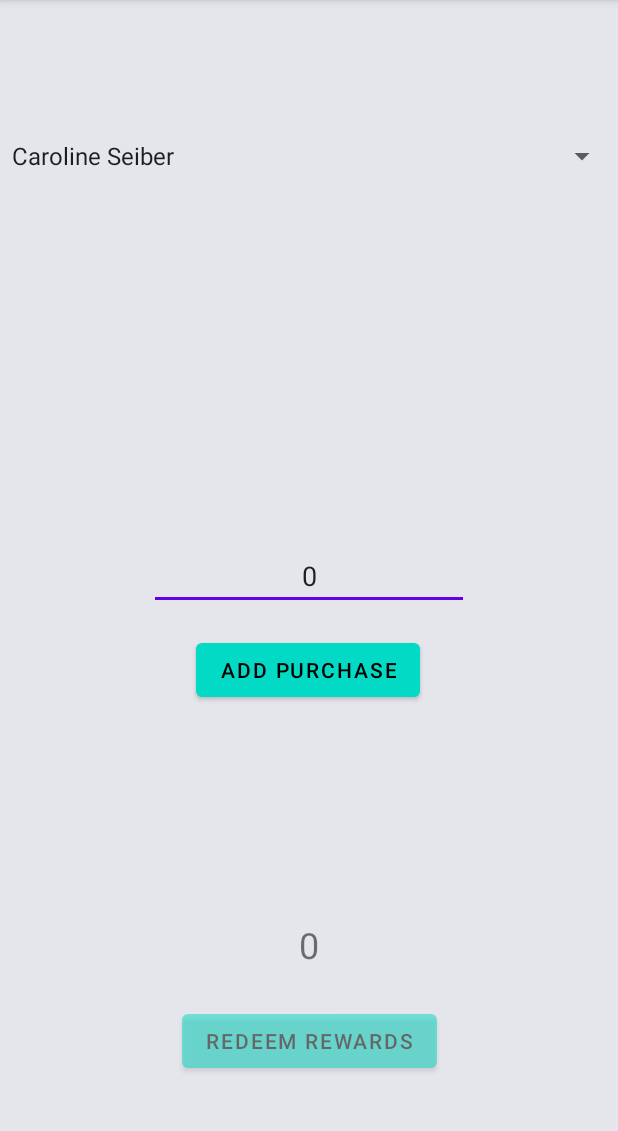
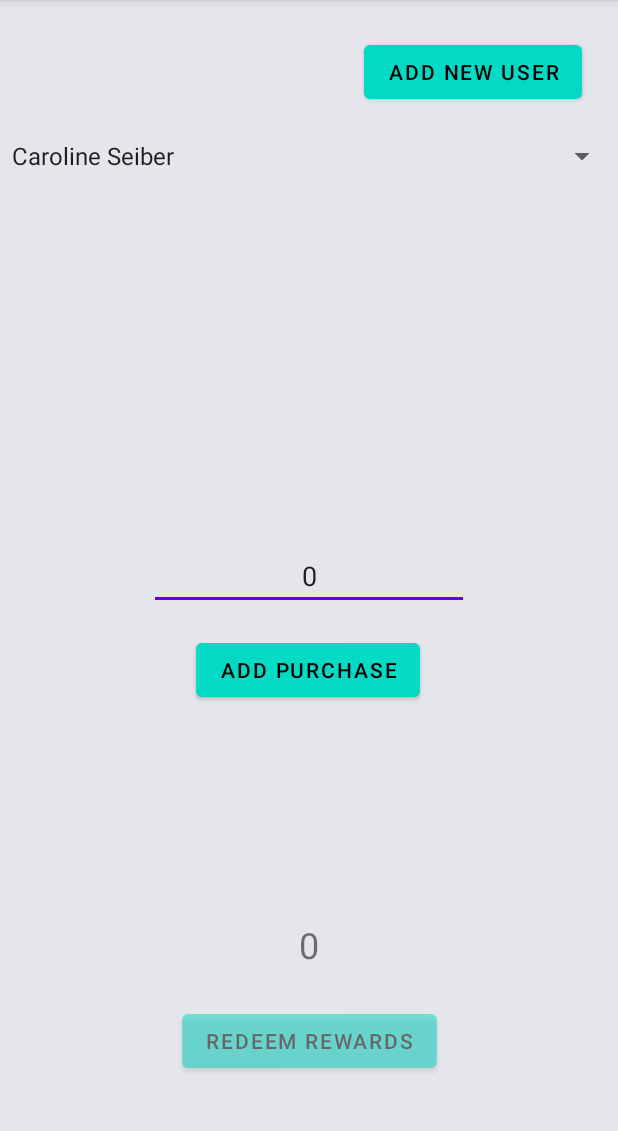
Before and after one commit to Caseiber/CoffeeRewards, an Android app: the screen it shows after launch (MainActivity), on a phone screen of 412 x 824 dp, the part 84-1215 px from its top. Run offline under Robolectric (Android 15) with nearby library versions, the phone set to English and light mode, and no system bars; libraries missing offline, so code that uses them is left out: java.util.

Commit message:
adding new user button, trying to understand dialogs

```diff
--- a/app/src/main/java/com/example/coffeerewards/MainActivity.kt
+++ b/app/src/main/java/com/example/coffeerewards/MainActivity.kt
@@ -19,12 +19,13 @@ class MainActivity : AppCompatActivity(), AdapterView.OnItemSelectedListener {
     lateinit var textRedeemablePoints: TextView
     lateinit var buttonAddPurchase: Button
     lateinit var buttonRedeemPoints: Button
+    lateinit var buttonAddUser: Button
     lateinit var spinnerSelectUser: Spinner
     lateinit var currentUser: User
 
     // For now, manually entering users
     // TODO: Load this data in from DB
-    var listOfUsers: MutableList<User> = mutableListOf(
+    private var listOfUsers: MutableList<User> = mutableListOf(
         User("Caroline Seiber"),
         User("Sinjin Seiber"),
         User("Alex Smith")
@@ -72,10 +73,12 @@ class MainActivity : AppCompatActivity(), AdapterView.OnItemSelectedListener {
         textRedeemablePoints = findViewById(R.id.text_user_points)
         buttonAddPurchase = findViewById(R.id.button_add_purchase)
         buttonRedeemPoints = findViewById(R.id.button_redeem)
+        buttonAddUser= findViewById(R.id.button_add_user)
 
         // Set the on click listeners
         buttonAddPurchase.setOnClickListener(addPurchaseListener)
         buttonRedeemPoints.setOnClickListener(redeemPointsListener)
+        buttonAddUser.setOnClickListener(addUserListener)
 
         initializeUserPoints()
         textPurchaseAmount.setText("0")
@@ -120,6 +123,16 @@ class MainActivity : AppCompatActivity(), AdapterView.OnItemSelectedListener {
         }
     }
 
+    // When the Add User button is clicked, open a new page to add a new user
+    private val addUserListener = View.OnClickListener { view ->
+        when (view.getId()) {
+            R.id.button_add_user -> {
+            // I have no clue how to do this yet
+                listOfUsers.add(User("New User"))
+            }
+        }
+    }
+
     // Update the amount of redeemable points available
     private fun updateRedeemablePoints(points: Int) {
         // Only update the redeemable points if there is an actual change
--- a/app/src/main/res/layout/activity_main.xml
+++ b/app/src/main/res/layout/activity_main.xml
@@ -48,20 +48,19 @@
             app:layout_constraintBottom_toBottomOf="parent"
             app:layout_constraintStart_toStartOf="parent"
             app:layout_constraintEnd_toEndOf="parent"
-    />
+            android:autofillHints=""/>
 
 <!--  To add new users to the users list -->
-<!--    <Button-->
-<!--            android:id="@+id/button_new_user"-->
-<!--            android:layout_width="wrap_content"-->
-<!--            android:layout_height="wrap_content"-->
-<!--            android:text="@string/new_user"-->
-<!--            android:onClick="addUser"-->
-<!--            app:layout_constraintEnd_toEndOf="parent"-->
-<!--            app:layout_constraintTop_toTopOf="parent"-->
-<!--            android:layout_marginTop="24dp"-->
-<!--            android:layout_marginEnd="24dp"-->
-<!--            android:layout_marginRight="24dp"/>-->
+    <Button
+            android:id="@+id/button_add_user"
+            android:layout_width="wrap_content"
+            android:layout_height="wrap_content"
+            android:text="@string/new_user"
+            app:layout_constraintEnd_toEndOf="parent"
+            app:layout_constraintTop_toTopOf="parent"
+            android:layout_marginTop="24dp"
+            android:layout_marginEnd="24dp"
+            android:layout_marginRight="24dp"/>
 
 <!--  Shows the amount of points a user has available  -->
     <TextView
```
Also changed, not shown: app/src/main/java/com/example/coffeerewards/NewUserDialog.kt (added, +30 -0 lines), app/src/main/res/layout/add_user_dialog.xml (added, +17 -0 lines).
